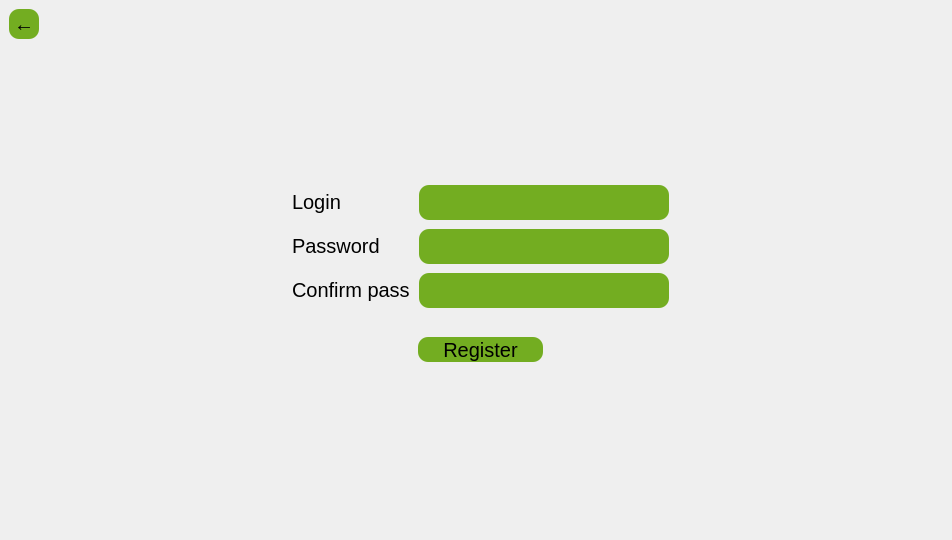
Above: Lab2/Lab2_proj/ClientPart/mainwindow.ui from BohdanGunko/clientServetTcpIp before the change. Below: the same form after it.
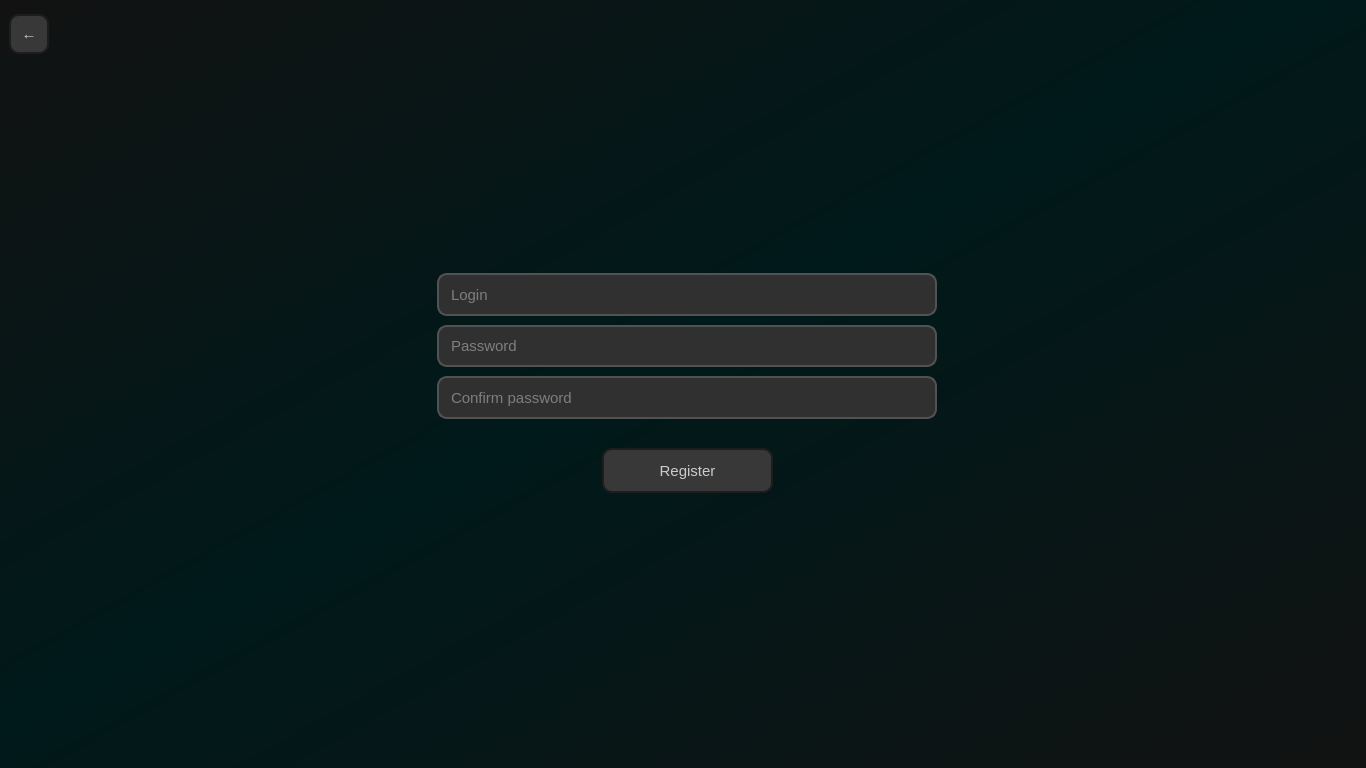
That is the form after the change. The open tabs and pages were chosen to show the change.

Commit message: Register menu styles almost done, changet Tab order

Patch:
```diff
--- a/Lab2/Lab2_proj/ClientPart/mainwindow.ui
+++ b/Lab2/Lab2_proj/ClientPart/mainwindow.ui
@@ -6,8 +6,8 @@
    <rect>
     <x>0</x>
     <y>0</y>
-    <width>952</width>
-    <height>540</height>
+    <width>1366</width>
+    <height>768</height>
    </rect>
   </property>
   <property name="maximumSize">
@@ -75,7 +75,6 @@
 	border: 2px solid #1D1D1D;
 	border-radius:10px;
 
-
 	color:#CCCCCC;
 	font-family: &quot;Open Sans Light&quot;;
 	font-size: 15px;
@@ -83,10 +82,7 @@
 }
 
 QPushButton:hover:!pressed{
-	
 	background-color: #005457;
-	
-	
 }
 
 /*--------------------------------Check box--------------------------------*/
@@ -376,7 +372,7 @@
                 </property>
                 <property name="maximumSize">
                  <size>
-                  <width>300</width>
+                  <width>250</width>
                   <height>55</height>
                  </size>
                 </property>
@@ -555,45 +551,89 @@
         </sizepolicy>
        </property>
        <property name="styleSheet">
-        <string notr="true">QPushButton{
-
-	border-radius: 10px;
-	background: #73AD21;
-	font-size: 20px;
-	font-family:&quot;Arial Rounded MT Bold&quot;;
+        <string notr="true">/*--------------------------------Backdround color--------------------------------*/
+#RegMenu{
+  background-color:qlineargradient(spread:pad, x1:0, y1:0, x2:1, y2:1, stop:0 rgba(18, 18, 18, 255), stop:0.47191 rgba(0, 25, 26, 255), stop:1 rgba(18, 18, 18, 255));
 }
-QPushButton:pressed{
+/*--------------------------------Button--------------------------------*/
 
-	border-radius: 10px;
-	background: rgb(34, 86, 255);
-	font-size: 20px;
-	font-family:&quot;Arial Rounded MT Bold&quot;;
+QPushButton{
+	
+	background-color: #383838;
+	
+	border: 2px solid #1D1D1D;
+	border-radius:10px;
+
+	color:#CCCCCC;
+	font-family: &quot;Open Sans Light&quot;;
+	font-size: 15px;
+
 }
+
 QPushButton:hover:!pressed{
+	background-color: #005457;
+}
 
-	border-radius: 10px;
-	background:rgb(0, 0, 0);
-	font-size: 20px;
-	font-family:&quot;Arial Rounded MT Bold&quot;;
+/*--------------------------------Check box--------------------------------*/
+QCheckBox {
+	color:#999999;
+	font: italic 9pt &quot;Open Sans Light&quot;;
+	border-radius:6px;
 }
 
-QLabel{
-	font-size: 20px;
-	font-family:&quot;Arial Rounded MT Bold&quot;;
+QCheckBox::indicator:checked {
+    background: #198C49;
+	border-radius:6px;
 }
 
-QTextEdit{
+QCheckBox::indicator:unchecked {
+    background:#990329;
+	border-radius:6px;
+}
 
-	border-radius: 10px;
-	background: #73AD21;
-	font-size: 20px;
-	font-family:&quot;Arial Rounded MT Bold&quot;;
+QCheckBox::indicator:checked:hover {
+  	border: 2px solid #198C49;
+    background: #15733C;
+	border-radius:6px;
 }
 
+QCheckBox::indicator:unchecked:hover {
+	border: 2px solid #990329;
+	background:#800322;
+	border-radius:6px;
+}
 
-QCheckBox{
+/*--------------------------------Line edit--------------------------------*/
+
+
+
+QLineEdit{
+	background-color:#303030 ;
+
+	border-style: solid;
+	border-width: 2px;
+	border-color: #525252;
+	border-radius: 10px;
+
+	color:#CCCCCC;
+	font-family: &quot;Open Sans Light&quot;;
 	font-size: 15px;
-	font-family:&quot;Arial Rounded MT Bold&quot;;
+
+	padding-left:10px;
+	padding-right:10px;
+}
+
+
+QLineEdit:hover{
+	background-color: #262626;
+ 
+    border-color: #017374;
+}
+
+QLineEdit:focus{
+	background-color: #1D1D1D;
+
+	border-color: #00B3A6;
 }</string>
        </property>
        <layout class="QVBoxLayout" name="verticalLayout_9">
@@ -653,143 +693,6 @@
             </property>
            </spacer>
           </item>
-          <item row="3" column="1">
-           <layout class="QGridLayout" name="gridLayout_3" rowstretch="0,0,0,0" columnstretch="0,0">
-            <property name="sizeConstraint">
-             <enum>QLayout::SetDefaultConstraint</enum>
-            </property>
-            <property name="spacing">
-             <number>9</number>
-            </property>
-            <item row="2" column="1">
-             <widget class="QTextEdit" name="RegPassTextEdit">
-              <property name="sizePolicy">
-               <sizepolicy hsizetype="Maximum" vsizetype="Maximum">
-                <horstretch>0</horstretch>
-                <verstretch>0</verstretch>
-               </sizepolicy>
-              </property>
-              <property name="minimumSize">
-               <size>
-                <width>250</width>
-                <height>35</height>
-               </size>
-              </property>
-              <property name="maximumSize">
-               <size>
-                <width>500</width>
-                <height>50</height>
-               </size>
-              </property>
-             </widget>
-            </item>
-            <item row="1" column="1">
-             <widget class="QTextEdit" name="RegLoginTextEdit">
-              <property name="sizePolicy">
-               <sizepolicy hsizetype="Maximum" vsizetype="Maximum">
-                <horstretch>0</horstretch>
-                <verstretch>0</verstretch>
-               </sizepolicy>
-              </property>
-              <property name="minimumSize">
-               <size>
-                <width>250</width>
-                <height>35</height>
-               </size>
-              </property>
-              <property name="maximumSize">
-               <size>
-                <width>500</width>
-                <height>50</height>
-               </size>
-              </property>
-              <property name="sizeIncrement">
-               <size>
-                <width>0</width>
-                <height>0</height>
-               </size>
-              </property>
-             </widget>
-            </item>
-            <item row="2" column="0">
-             <widget class="QLabel" name="RegPassLable">
-              <property name="sizePolicy">
-               <sizepolicy hsizetype="Fixed" vsizetype="Fixed">
-                <horstretch>0</horstretch>
-                <verstretch>0</verstretch>
-               </sizepolicy>
-              </property>
-              <property name="text">
-               <string>Password</string>
-              </property>
-             </widget>
-            </item>
-            <item row="3" column="0">
-             <widget class="QLabel" name="RegPassConf">
-              <property name="sizePolicy">
-               <sizepolicy hsizetype="Fixed" vsizetype="Fixed">
-                <horstretch>0</horstretch>
-                <verstretch>0</verstretch>
-               </sizepolicy>
-              </property>
-              <property name="text">
-               <string>Confirm pass</string>
-              </property>
-             </widget>
-            </item>
-            <item row="1" column="0">
-             <widget class="QLabel" name="RegLogLable">
-              <property name="sizePolicy">
-               <sizepolicy hsizetype="Fixed" vsizetype="Fixed">
-                <horstretch>0</horstretch>
-                <verstretch>0</verstretch>
-               </sizepolicy>
-              </property>
-              <property name="text">
-               <string>Login</string>
-              </property>
-             </widget>
-            </item>
-            <item row="3" column="1">
-             <widget class="QTextEdit" name="RegConfTextEdit">
-              <property name="sizePolicy">
-               <sizepolicy hsizetype="Maximum" vsizetype="Minimum">
-                <horstretch>0</horstretch>
-                <verstretch>0</verstretch>
-               </sizepolicy>
-              </property>
-              <property name="minimumSize">
-               <size>
-                <width>250</width>
-                <height>35</height>
-               </size>
-              </property>
-              <property name="maximumSize">
-               <size>
-                <width>500</width>
-                <height>50</height>
-               </size>
-              </property>
-             </widget>
-            </item>
-            <item row="0" column="1">
-             <spacer name="verticalSpacer_4">
-              <property name="orientation">
-               <enum>Qt::Vertical</enum>
-              </property>
-              <property name="sizeType">
-               <enum>QSizePolicy::Expanding</enum>
-              </property>
-              <property name="sizeHint" stdset="0">
-               <size>
-                <width>0</width>
-                <height>0</height>
-               </size>
-              </property>
-             </spacer>
-            </item>
-           </layout>
-          </item>
           <item row="3" column="2">
            <spacer name="horizontalSpacer_7">
             <property name="orientation">
@@ -811,15 +714,15 @@
             <item>
              <widget class="QPushButton" name="RegGoBaxkButton">
               <property name="sizePolicy">
-               <sizepolicy hsizetype="Expanding" vsizetype="Expanding">
+               <sizepolicy hsizetype="Fixed" vsizetype="Fixed">
                 <horstretch>0</horstretch>
                 <verstretch>0</verstretch>
                </sizepolicy>
               </property>
               <property name="minimumSize">
                <size>
-                <width>30</width>
-                <height>30</height>
+                <width>40</width>
+                <height>40</height>
                </size>
               </property>
               <property name="maximumSize">
@@ -849,7 +752,7 @@
            </layout>
           </item>
           <item row="4" column="1">
-           <layout class="QGridLayout" name="gridLayout_5" rowstretch="1,2">
+           <layout class="QGridLayout" name="gridLayout_5" rowstretch="5,6">
             <property name="topMargin">
              <number>20</number>
             </property>
@@ -873,7 +776,7 @@
               <property name="maximumSize">
                <size>
                 <width>300</width>
-                <height>50</height>
+                <height>55</height>
                </size>
               </property>
               <property name="text">
@@ -922,6 +825,98 @@
             </item>
            </layout>
           </item>
+          <item row="3" column="1">
+           <layout class="QGridLayout" name="gridLayout" rowstretch="1,10,10,10">
+            <item row="2" column="0">
+             <widget class="QLineEdit" name="lineEdit_4">
+              <property name="sizePolicy">
+               <sizepolicy hsizetype="Expanding" vsizetype="Expanding">
+                <horstretch>0</horstretch>
+                <verstretch>0</verstretch>
+               </sizepolicy>
+              </property>
+              <property name="minimumSize">
+               <size>
+                <width>200</width>
+                <height>27</height>
+               </size>
+              </property>
+              <property name="maximumSize">
+               <size>
+                <width>500</width>
+                <height>55</height>
+               </size>
+              </property>
+              <property name="placeholderText">
+               <string>Password</string>
+              </property>
+             </widget>
+            </item>
+            <item row="1" column="0">
+             <widget class="QLineEdit" name="lineEdit_3">
+              <property name="sizePolicy">
+               <sizepolicy hsizetype="Expanding" vsizetype="Expanding">
+                <horstretch>0</horstretch>
+                <verstretch>0</verstretch>
+               </sizepolicy>
+              </property>
+              <property name="minimumSize">
+               <size>
+                <width>200</width>
+                <height>27</height>
+               </size>
+              </property>
+              <property name="maximumSize">
+               <size>
+                <width>500</width>
+                <height>55</height>
+               </size>
+              </property>
+              <property name="placeholderText">
+               <string>Login</string>
+              </property>
+             </widget>
+            </item>
+            <item row="3" column="0">
+             <widget class="QLineEdit" name="lineEdit_5">
+              <property name="sizePolicy">
+               <sizepolicy hsizetype="Expanding" vsizetype="Expanding">
+                <horstretch>0</horstretch>
+                <verstretch>0</verstretch>
+               </sizepolicy>
+              </property>
+              <property name="minimumSize">
+               <size>
+                <width>200</width>
+                <height>27</height>
+               </size>
+              </property>
+              <property name="maximumSize">
+               <size>
+                <width>500</width>
+                <height>55</height>
+               </size>
+              </property>
+              <property name="placeholderText">
+               <string>Confirm password</string>
+              </property>
+             </widget>
+            </item>
+            <item row="0" column="0">
+             <spacer name="verticalSpacer_4">
+              <property name="orientation">
+               <enum>Qt::Vertical</enum>
+              </property>
+              <property name="sizeHint" stdset="0">
+               <size>
+                <width>0</width>
+                <height>0</height>
+               </size>
+              </property>
+             </spacer>
+            </item>
+           </layout>
+          </item>
          </layout>
         </item>
        </layout>
```
Left out of the diff: 13 changed lines with no effect on the pictures. The commit also changes 2 other files.
